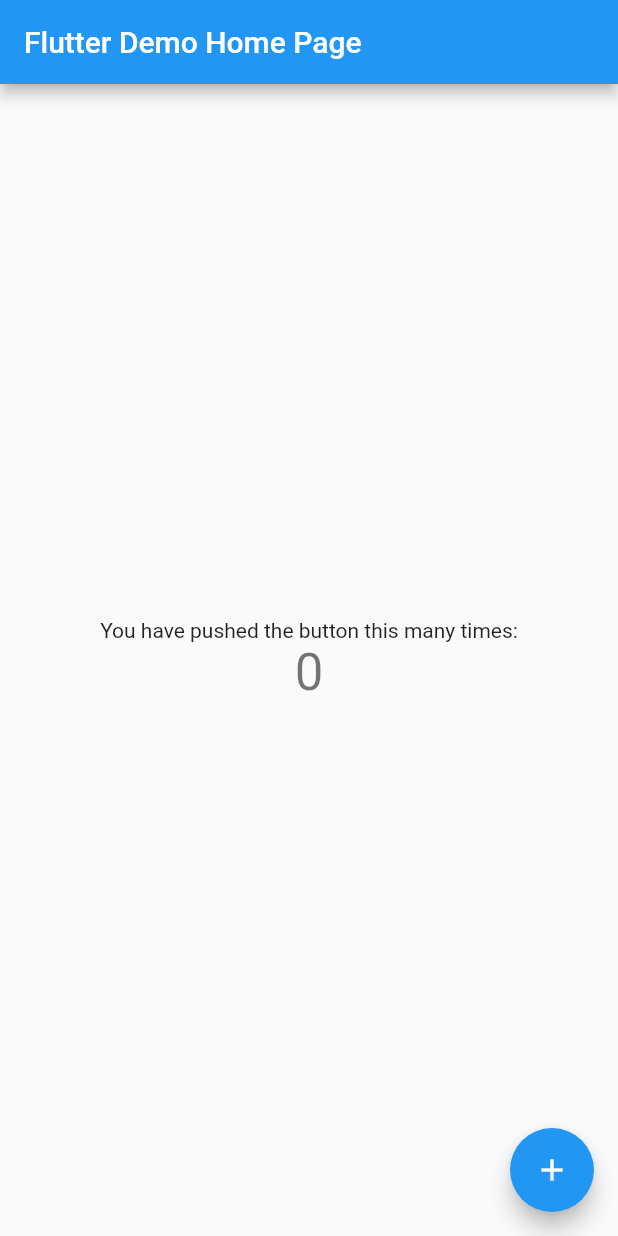
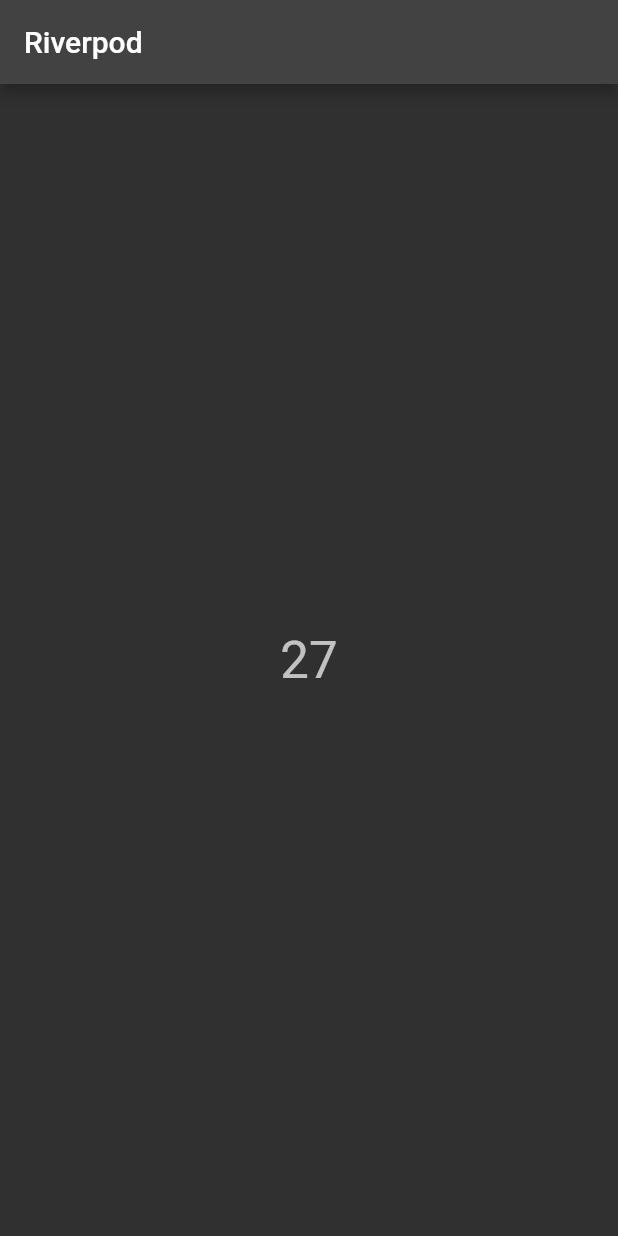
Before and after one commit to DangTuCS/riverpod2, a Flutter app: the screen it shows after launch, on a phone screen of 412 x 824 dp. Run offline on Flutter 3.47's test engine with Material 2 defaults, Android fonts, the phone set to English and light mode, and no system bars; our stand-ins replace hooks_riverpod.

Commit message:
first_example

```diff
--- a/lib/main.dart
+++ b/lib/main.dart
@@ -1,115 +1,45 @@
 import 'package:flutter/material.dart';
+import 'package:hooks_riverpod/hooks_riverpod.dart';
 
 void main() {
-  runApp(const MyApp());
+  runApp(const ProviderScope(child: MyApp()));
 }
 
 class MyApp extends StatelessWidget {
   const MyApp({super.key});
 
-  // This widget is the root of your application.
   @override
   Widget build(BuildContext context) {
     return MaterialApp(
-      title: 'Flutter Demo',
-      theme: ThemeData(
-        // This is the theme of your application.
-        //
-        // Try running your application with "flutter run". You'll see the
-        // application has a blue toolbar. Then, without quitting the app, try
-        // changing the primarySwatch below to Colors.green and then invoke
-        // "hot reload" (press "r" in the console where you ran "flutter run",
-        // or simply save your changes to "hot reload" in a Flutter IDE).
-        // Notice that the counter didn't reset back to zero; the application
-        // is not restarted.
-        primarySwatch: Colors.blue,
-      ),
-      home: const MyHomePage(title: 'Flutter Demo Home Page'),
+      title: 'Riverpod Demo',
+      debugShowCheckedModeBanner: false,
+      darkTheme: ThemeData.dark(),
+      themeMode: ThemeMode.dark,
+      home: const HomePage(),
     );
   }
 }
 
-class MyHomePage extends StatefulWidget {
-  const MyHomePage({super.key, required this.title});
+final currentDate = Provider<DateTime>((ref) => DateTime.now());
 
-  // This widget is the home page of your application. It is stateful, meaning
-  // that it has a State object (defined below) that contains fields that affect
-  // how it looks.
-
-  // This class is the configuration for the state. It holds the values (in this
-  // case the title) provided by the parent (in this case the App widget) and
-  // used by the build method of the State. Fields in a Widget subclass are
-  // always marked "final".
-
-  final String title;
+class HomePage extends ConsumerWidget {
+  const HomePage({
+    Key? key,
+  }) : super(key: key);
 
   @override
-  State<MyHomePage> createState() => _MyHomePageState();
-}
-
-class _MyHomePageState extends State<MyHomePage> {
-  int _counter = 0;
-
-  void _incrementCounter() {
-    setState(() {
-      // This call to setState tells the Flutter framework that something has
-      // changed in this State, which causes it to rerun the build method below
-      // so that the display can reflect the updated values. If we changed
-      // _counter without calling setState(), then the build method would not be
-      // called again, and so nothing would appear to happen.
-      _counter++;
-    });
-  }
-
-  @override
-  Widget build(BuildContext context) {
-    // This method is rerun every time setState is called, for instance as done
-    // by the _incrementCounter method above.
-    //
-    // The Flutter framework has been optimized to make rerunning build methods
-    // fast, so that you can just rebuild anything that needs updating rather
-    // than having to individually change instances of widgets.
+  Widget build(BuildContext context, WidgetRef ref) {
+    final date = ref.watch(currentDate);
     return Scaffold(
       appBar: AppBar(
-        // Here we take the value from the MyHomePage object that was created by
-        // the App.build method, and use it to set our appbar title.
-        title: Text(widget.title),
+        title: const Text('Riverpod'),
       ),
       body: Center(
-        // Center is a layout widget. It takes a single child and positions it
-        // in the middle of the parent.
-        child: Column(
-          // Column is also a layout widget. It takes a list of children and
-          // arranges them vertically. By default, it sizes itself to fit its
-          // children horizontally, and tries to be as tall as its parent.
-          //
-          // Invoke "debug painting" (press "p" in the console, choose the
-          // "Toggle Debug Paint" action from the Flutter Inspector in Android
-          // Studio, or the "Toggle Debug Paint" command in Visual Studio Code)
-          // to see the wireframe for each widget.
-          //
-          // Column has various properties to control how it sizes itself and
-          // how it positions its children. Here we use mainAxisAlignment to
-          // center the children vertically; the main axis here is the vertical
-          // axis because Columns are vertical (the cross axis would be
-          // horizontal).
-          mainAxisAlignment: MainAxisAlignment.center,
-          children: <Widget>[
-            const Text(
-              'You have pushed the button this many times:',
-            ),
-            Text(
-              '$_counter',
-              style: Theme.of(context).textTheme.headline4,
-            ),
-          ],
+        child: Text(
+          date.day.toString(),
+          style: Theme.of(context).textTheme.headline4,
         ),
       ),
-      floatingActionButton: FloatingActionButton(
-        onPressed: _incrementCounter,
-        tooltip: 'Increment',
-        child: const Icon(Icons.add),
-      ), // This trailing comma makes auto-formatting nicer for build methods.
     );
   }
 }
--- a/pubspec.yaml
+++ b/pubspec.yaml
@@ -36,6 +36,7 @@ dependencies:
   # The following adds the Cupertino Icons font to your application.
   # Use with the CupertinoIcons class for iOS style icons.
   cupertino_icons: ^1.0.2
+  hooks_riverpod: ^2.0.2
 
 dev_dependencies:
   flutter_test:
```
Also changed, not shown: pubspec.lock.
